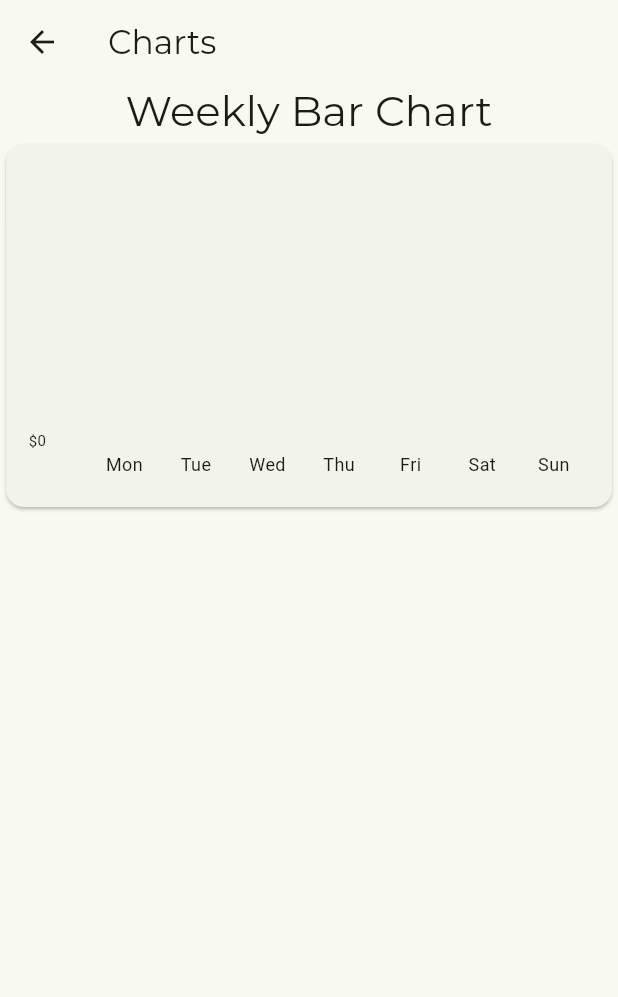
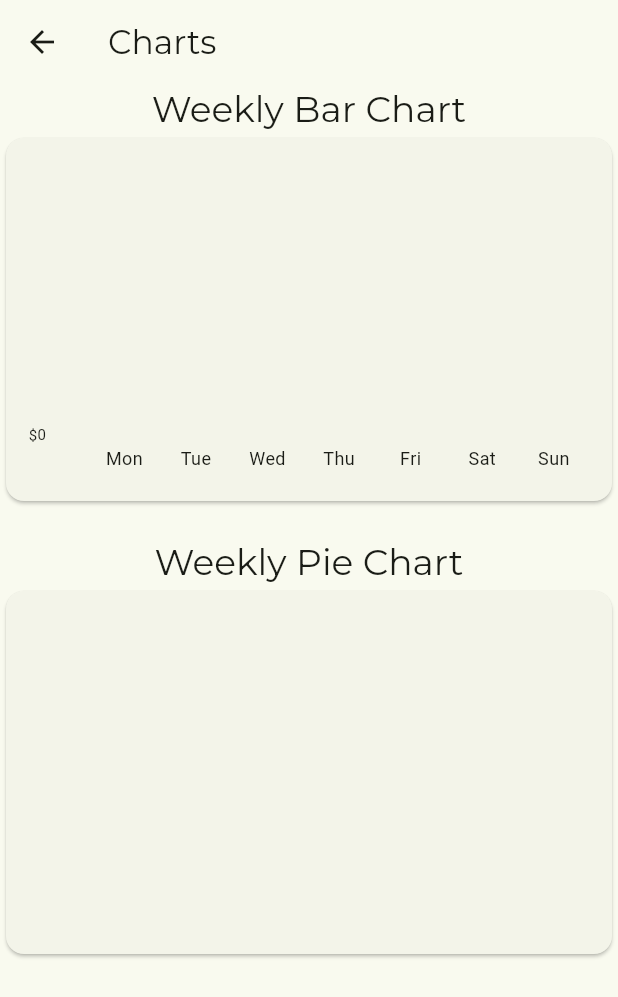
Before and after one commit to 808thlife/Smart-expense-tracker, a Flutter app: the screen it shows after launch, in the side drawer, after a tap on "Charts", on a phone screen of 412 x 824 dp. Shown: the top 997 px of the screen. Run offline on Flutter 3.47's test engine with Material 3 defaults, Android fonts, the phone set to English and light mode, and no system bars; drawn by our look-alikes of fl_chart; our stand-ins replace flutter_dotenv, flutter_markdown, flutter_riverpod, google_fonts, google_generative_ai, hive and 2 more; accounts and stored records are empty; Roboto replaces fonts that are missing (Montserrat Alternates).

Commit message:
added pie chart

```diff
--- a/lib/pages/charts/charts_screen.dart
+++ b/lib/pages/charts/charts_screen.dart
@@ -1,5 +1,7 @@
+import 'package:fl_chart/fl_chart.dart';
 import 'package:flutter/material.dart';
 import 'package:smart_expenses/pages/charts/widgets/bar_graph/weekly_chart.dart';
+import 'package:smart_expenses/pages/charts/widgets/pie_chart/pie_chart.dart';
 
 class ChartsScreen extends StatelessWidget {
   const ChartsScreen({super.key});
@@ -14,7 +16,7 @@ class ChartsScreen extends StatelessWidget {
         children: [
           Text(
             "Weekly Bar Chart",
-            style: Theme.of(context).textTheme.headlineMedium,
+            style: Theme.of(context).textTheme.headlineSmall,
           ),
           const SizedBox(
             height: 250,
@@ -22,6 +24,20 @@ class ChartsScreen extends StatelessWidget {
             child: Card(
               child: WeeklyChart(),
             ),
+          ),
+          const SizedBox(
+            height: 20,
+          ),
+          Text(
+            "Weekly Pie Chart",
+            style: Theme.of(context).textTheme.headlineSmall,
+          ),
+          const SizedBox(
+            height: 250,
+            width: double.infinity,
+            child: Card(
+              child: PieChartWidget(),
+            ),
           )
         ],
       ),
--- a/lib/pages/charts/widgets/bar_graph/weekly_chart.dart
+++ b/lib/pages/charts/widgets/bar_graph/weekly_chart.dart
@@ -130,8 +130,8 @@ class _WeeklyChartState extends ConsumerState<WeeklyChart> {
                 barRods: [
                   BarChartRodData(
                     toY: entry.value,
-                    color: Colors.blue,
-                    width: 20, // Adjust bar width as needed
+                    color: Theme.of(context).colorScheme.primary,
+                    width: 20,
                   )
                 ],
               );
--- /dev/null
+++ b/lib/pages/charts/widgets/pie_chart/pie_chart.dart
@@ -0,0 +1,145 @@
+import 'dart:developer';
+
+import 'package:fl_chart/fl_chart.dart';
+import 'package:flutter/material.dart';
+import 'package:intl/intl.dart';
+import 'package:smart_expenses/data/hive/expense_crud.dart';
+import 'package:smart_expenses/data/models/expense.dart';
+
+class PieChartWidget extends StatefulWidget {
+  const PieChartWidget({super.key});
+
+  @override
+  State<PieChartWidget> createState() => _PieChartWidgetState();
+}
+
+class _PieChartWidgetState extends State<PieChartWidget> {
+  List<DateTime> getCurrentWeekDays() {
+    DateTime now = DateTime.now();
+    int currentDay = now.weekday;
+    DateTime startOfWeek = now.subtract(Duration(days: currentDay - 1));
+
+    // Generate the list of week days, setting the time to midnight (00:00:00)
+    List<DateTime> weekDays = List.generate(7, (index) {
+      DateTime day = startOfWeek.add(Duration(days: index));
+      return DateTime(day.year, day.month, day.day); // Keeps only the date
+    });
+
+    return weekDays;
+  }
+
+  List<Expense> getWeeklyExpenses() {
+    final hiveManager = ExpenseManager();
+    final currentDays = getCurrentWeekDays();
+    final allExpenses = hiveManager.getExpenses();
+
+    final filteredExpenses = allExpenses.where((expense) {
+      DateTime expenseDate = DateTime(
+        expense.timestamp.year,
+        expense.timestamp.month,
+        expense.timestamp.day,
+      );
+
+      // Use 'any' to check if the date matches any of the current week days
+      return currentDays.any((day) =>
+          day.year == expenseDate.year &&
+          day.month == expenseDate.month &&
+          day.day == expenseDate.day);
+    }).toList();
+
+    return filteredExpenses;
+  }
+
+  Map<String, double> getWeekdayExpenseSums() {
+    final expenses = getWeeklyExpenses();
+    final currentDays = getCurrentWeekDays();
+    log(expenses.toString());
+    log(currentDays.toString());
+
+    // Initialize a map to store total expenses for each day
+    Map<String, double> weeklyExpenseSums = {
+      for (DateTime day in currentDays) DateFormat.E().format(day): 0.0
+    };
+
+    // Iterate over expenses and sum them up by weekday
+    for (Expense expense in expenses) {
+      String day = DateFormat.E()
+          .format(expense.timestamp); // Get short day name, e.g., Mon
+      weeklyExpenseSums[day] =
+          (weeklyExpenseSums[day] ?? 0.0) + expense.expense;
+    }
+
+    return weeklyExpenseSums;
+  }
+
+  @override
+  Widget build(BuildContext context) {
+    int? touchedIndex;
+    final data = getWeekdayExpenseSums();
+    final sections = data.entries
+        .where((entry) => entry.value > 0)
+        .map((entry) => PieChartSectionData(
+              color: _getColor(entry.key),
+              value: entry.value,
+              title: '${entry.key}\n\$${entry.value}',
+              radius: touchedIndex == _getDayIndex(entry.key) ? 120 : 100,
+              titleStyle: const TextStyle(
+                fontSize: 14,
+                fontWeight: FontWeight.bold,
+                color: Colors.white,
+              ),
+            ))
+        .toList();
+
+    return SizedBox(
+      height: 400,
+      child: PieChart(
+        PieChartData(
+          pieTouchData: PieTouchData(
+            touchCallback: (FlTouchEvent event, pieTouchResponse) {
+              setState(() {
+                if (!event.isInterestedForInteractions ||
+                    pieTouchResponse == null ||
+                    pieTouchResponse.touchedSection == null) {
+                  touchedIndex = -1;
+                  return;
+                }
+                touchedIndex =
+                    pieTouchResponse.touchedSection!.touchedSectionIndex;
+              });
+            },
+          ),
+          sectionsSpace: 2,
+          centerSpaceRadius: 0,
+          sections: sections,
+        ),
+      ),
+    );
+  }
+
+  Color _getColor(String day) {
+    switch (day) {
+      case 'Mon':
+        return Colors.red;
+      case 'Tue':
+        return Colors.blue;
+      case 'Wed':
+        return Colors.green;
+      case 'Thu':
+        return Colors.purple;
+      case 'Fri':
+        return Colors.orange;
+      case 'Sat':
+        return Colors.pink;
+      case 'Sun':
+        return Colors.teal;
+      default:
+        return Colors.grey;
+    }
+  }
+
+  int _getDayIndex(String day) {
+    final days = ['Mon', 'Tue', 'Wed', 'Thu', 'Fri', 'Sat', 'Sun'];
+    return days.indexOf(day);
+  }
+}
```
